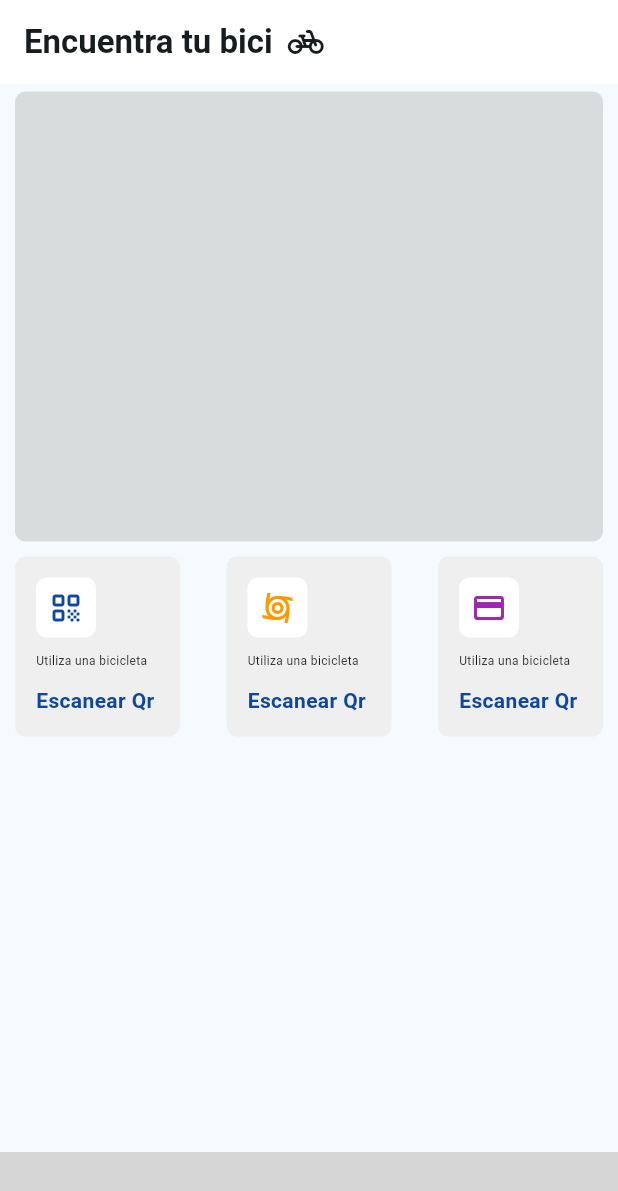
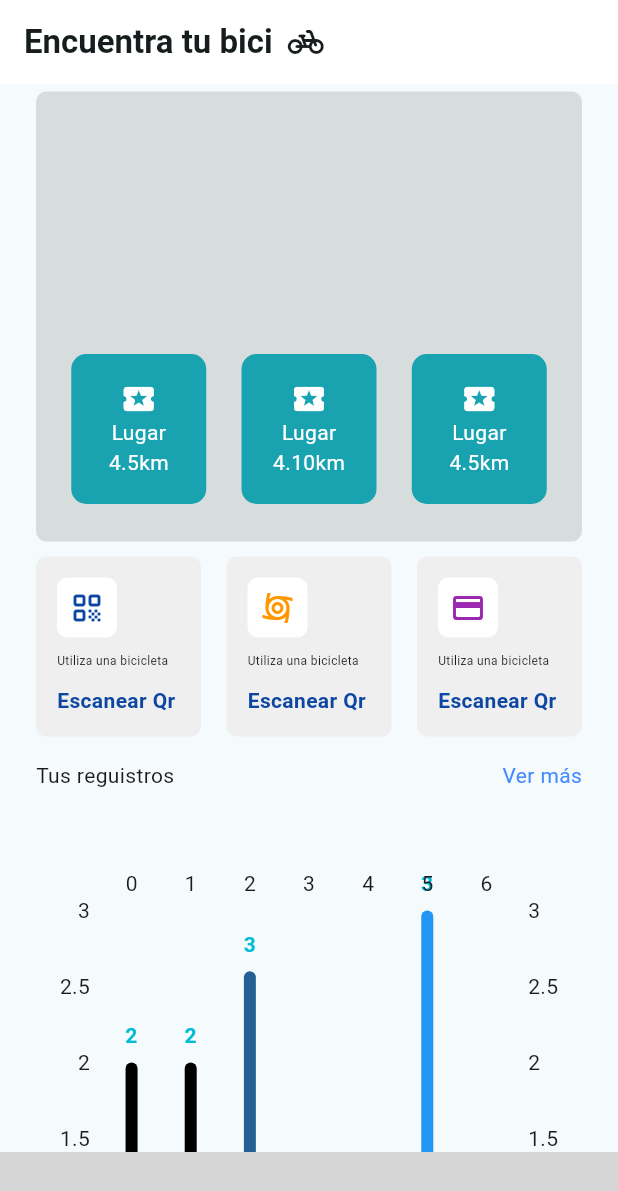
Before and after one commit to DenisCuenca/PedalPal, a Flutter app: the screen it shows once a user with an empty profile is signed in, on a phone screen of 412 x 824 dp. Shown: the top 1191 px of the screen. Run offline on Flutter 3.47's test engine with Material 3 defaults, Android fonts, the phone set to English and light mode, and no system bars; drawn by our look-alikes of fl_chart; our stand-ins replace firebase_auth, firebase_core, google_fonts; missing offline and left inert: mapbox_gl, molten_navigationbar_flutter; accounts and stored records are empty; Roboto replaces fonts that are missing (Mohave); grey boxes are pictures that could not be loaded.

Commit message:
dashboard.dart: chart added

```diff
--- a/lib/pages/dashboard.dart
+++ b/lib/pages/dashboard.dart
@@ -1,6 +1,7 @@
-import 'dart:async';
-
 import 'package:flutter/material.dart';
+import 'package:mapbox_gl/mapbox_gl.dart';
+import 'package:fl_chart/fl_chart.dart';
+import 'package:pedalpal/pages/dashboard/components/barChart.dart';
 
 class Dashboard extends StatefulWidget {
   const Dashboard({super.key});
@@ -10,16 +11,102 @@ class Dashboard extends StatefulWidget {
 }
 
 class _DashboardState extends State<Dashboard> {
+  static final LatLng _pGooglePlex = const LatLng(-3.9996913, -79.2095082);
+  static final LatLng _pdestination = const LatLng(-3.997467, -79.2065033);
   @override
   Widget build(BuildContext context) {
-    return Container(
-      padding: const EdgeInsets.symmetric(horizontal: 10, vertical: 5),
+    return SingleChildScrollView(
+      child: Container(
+        padding: const EdgeInsets.symmetric(horizontal: 24, vertical: 5),
         child: Column(children: [
           Container(
             height: 300,
             decoration: BoxDecoration(
               borderRadius: BorderRadius.circular(7),
               color: Colors.black12,
+            ),
+            // child: MapboxMap(
+            //   initialCameraPosition:
+            //       CameraPosition(target: _pGooglePlex, zoom: 15),
+
+            // ),
+
+            child: Padding(
+              padding: const EdgeInsets.only(bottom: 25),
+              child: Row(
+                  mainAxisAlignment: MainAxisAlignment.spaceEvenly,
+                  crossAxisAlignment: CrossAxisAlignment.end,
+                  children: [
+                    Container(
+                      height: 100,
+                      width: 90,
+                      decoration: BoxDecoration(
+                          color: const Color.fromARGB(255, 25, 163, 176),
+                          borderRadius: BorderRadius.circular(10)),
+                      child: const Column(
+                          mainAxisAlignment: MainAxisAlignment.center,
+                          children: [
+                            Icon(
+                              Icons.local_activity,
+                              color: Colors.white,
+                            ),
+                            Text(
+                              "Lugar",
+                              style: TextStyle(color: Colors.white),
+                            ),
+                            Text(
+                              "4.5km",
+                              style: TextStyle(color: Colors.white),
+                            ),
+                          ]),
+                    ),
+                    Container(
+                      height: 100,
+                      width: 90,
+                      decoration: BoxDecoration(
+                          color: const Color.fromARGB(255, 25, 163, 176),
+                          borderRadius: BorderRadius.circular(10)),
+                      child: const Column(
+                          mainAxisAlignment: MainAxisAlignment.center,
+                          children: [
+                            Icon(
+                              Icons.local_activity,
+                              color: Colors.white,
+                            ),
+                            Text(
+                              "Lugar",
+                              style: TextStyle(color: Colors.white),
+                            ),
+                            Text(
+                              "4.10km",
+                              style: TextStyle(color: Colors.white),
+                            ),
+                          ]),
+                    ),
+                    Container(
+                      height: 100,
+                      width: 90,
+                      decoration: BoxDecoration(
+                          color: const Color.fromARGB(255, 25, 163, 176),
+                          borderRadius: BorderRadius.circular(10)),
+                      child: const Column(
+                          mainAxisAlignment: MainAxisAlignment.center,
+                          children: [
+                            Icon(
+                              Icons.local_activity,
+                              color: Colors.white,
+                            ),
+                            Text(
+                              "Lugar",
+                              style: TextStyle(color: Colors.white),
+                            ),
+                            Text(
+                              "4.5km",
+                              style: TextStyle(color: Colors.white),
+                            ),
+                          ]),
+                    ),
+                  ]),
             ),
           ),
           const SizedBox(
@@ -41,8 +128,8 @@ class _DashboardState extends State<Dashboard> {
                     mainAxisAlignment: MainAxisAlignment.spaceBetween,
                     children: [
                       Container(
-                      child:
-                          Icon(Icons.qr_code_rounded, color: Colors.blue[900]),
+                        child: Icon(Icons.qr_code_rounded,
+                            color: Colors.blue[900]),
                         height: 40,
                         width: 40,
                         decoration: BoxDecoration(
@@ -51,13 +138,14 @@ class _DashboardState extends State<Dashboard> {
                       ),
                       const Text(
                         "Utiliza una bicicleta",
-                      style:
-                          TextStyle(fontSize: 8, fontWeight: FontWeight.normal),
+                        style: TextStyle(
+                            fontSize: 8, fontWeight: FontWeight.normal),
                       ),
                       Text(
                         "Escanear Qr",
                         style: TextStyle(
-                          fontWeight: FontWeight.bold, color: Colors.blue[900]),
+                            fontWeight: FontWeight.bold,
+                            color: Colors.blue[900]),
                       ),
                     ],
                   ),
@@ -67,7 +155,7 @@ class _DashboardState extends State<Dashboard> {
                 height: 120,
                 width: 110,
                 decoration: BoxDecoration(
-                  color: Color.fromARGB(255, 239, 239, 239),
+                    color: const Color.fromARGB(255, 239, 239, 239),
                     borderRadius: BorderRadius.circular(7)),
                 child: Padding(
                   padding: const EdgeInsets.all(14),
@@ -76,7 +164,8 @@ class _DashboardState extends State<Dashboard> {
                     mainAxisAlignment: MainAxisAlignment.spaceBetween,
                     children: [
                       Container(
-                      child: Icon(Icons.cyclone_outlined, color: Colors.orange),
+                        child: const Icon(Icons.cyclone_outlined,
+                            color: Colors.orange),
                         height: 40,
                         width: 40,
                         decoration: BoxDecoration(
@@ -85,13 +174,14 @@ class _DashboardState extends State<Dashboard> {
                       ),
                       const Text(
                         "Utiliza una bicicleta",
-                      style:
-                          TextStyle(fontSize: 8, fontWeight: FontWeight.normal),
+                        style: TextStyle(
+                            fontSize: 8, fontWeight: FontWeight.normal),
                       ),
                       Text(
                         "Escanear Qr",
                         style: TextStyle(
-                          fontWeight: FontWeight.bold, color: Colors.blue[900]),
+                            fontWeight: FontWeight.bold,
+                            color: Colors.blue[900]),
                       ),
                     ],
                   ),
@@ -101,7 +191,7 @@ class _DashboardState extends State<Dashboard> {
                 height: 120,
                 width: 110,
                 decoration: BoxDecoration(
-                  color: Color.fromARGB(255, 239, 239, 239),
+                    color: const Color.fromARGB(255, 239, 239, 239),
                     borderRadius: BorderRadius.circular(7)),
                 child: Padding(
                   padding: const EdgeInsets.all(14),
@@ -110,8 +200,8 @@ class _DashboardState extends State<Dashboard> {
                     mainAxisAlignment: MainAxisAlignment.spaceBetween,
                     children: [
                       Container(
-                      child:
-                          Icon(Icons.credit_card_rounded, color: Colors.purple),
+                        child: const Icon(Icons.credit_card_rounded,
+                            color: Colors.purple),
                         height: 40,
                         width: 40,
                         decoration: BoxDecoration(
@@ -120,21 +210,27 @@ class _DashboardState extends State<Dashboard> {
                       ),
                       const Text(
                         "Utiliza una bicicleta",
-                      style:
-                          TextStyle(fontSize: 8, fontWeight: FontWeight.normal),
+                        style: TextStyle(
+                            fontSize: 8, fontWeight: FontWeight.normal),
                       ),
                       Text(
                         "Escanear Qr",
                         style: TextStyle(
-                          fontWeight: FontWeight.bold, color: Colors.blue[900]),
+                            fontWeight: FontWeight.bold,
+                            color: Colors.blue[900]),
                       ),
                     ],
                   ),
                 ),
               ),
             ],
-        )
+          ),
+          const SizedBox(
+            height: 16,
+          ),
+          MyBarChart()
         ]),
+      ),
     );
   }
 }
--- /dev/null
+++ b/lib/pages/dashboard/components/barChart.dart
@@ -0,0 +1,200 @@
+import 'package:fl_chart/fl_chart.dart';
+import 'package:flutter/material.dart';
+
+class MyBarChart extends StatelessWidget {
+  const MyBarChart({super.key});
+
+  @override
+  Widget build(BuildContext context) {
+    // return BarChart(BarChartData(
+    //   barTouchData: batTouchData,
+    //   titlesData: titlesDAta,
+    //   borderData: borderData,
+    //   barGroups: barGroups,
+    //   gridData: const FlGridData(show: true),
+    //   alignment: BarChartAlignment.spaceAround,
+    //   maxY: 20,
+    // ));
+    return Container(
+      child: Column(
+        children: [
+          Row(
+            mainAxisAlignment: MainAxisAlignment.spaceBetween,
+            children: [
+              Text("Tus reguistros"),
+              Text(
+                "Ver más",
+                style: TextStyle(color: Colors.blueAccent),
+              ),
+            ],
+          ),
+          SizedBox(
+            height: 50,
+          ),
+          AspectRatio(
+            aspectRatio: 1,
+            child: BarChart(BarChartData(
+              barTouchData: batTouchData,
+              // borderData: FlBorderData(
+              //   border: const Border(
+              //     top: BorderSide.none,
+              //     right: BorderSide.none,
+              //     left: BorderSide(width: 1),
+              //     bottom: BorderSide(width: 1),
+              //   ),
+              // ),
+              borderData: borderData,
+              groupsSpace: 10,
+              barGroups: barGroups,
+              alignment: BarChartAlignment.spaceAround,
+              gridData: const FlGridData(
+                show: false,
+              ),
+
+              // maxY: 2,
+            )),
+          )
+        ],
+      ),
+    );
+  }
+}
+
+BarTouchData get batTouchData => BarTouchData(
+    enabled: true,
+    touchTooltipData: BarTouchTooltipData(
+        tooltipBgColor: Colors.transparent,
+        tooltipPadding: EdgeInsets.zero,
+        tooltipMargin: 8,
+        getTooltipItem: (
+          BarChartGroupData group,
+          int groupIndex,
+          BarChartRodData rod,
+          int rodIndex,
+        ) {
+          return BarTooltipItem(rod.toY.round().toString(),
+              const TextStyle(color: Colors.cyan, fontWeight: FontWeight.bold));
+        }));
+
+Widget getTitles(double value, TitleMeta meta) {
+  final style = const TextStyle(
+    color: Colors.blueAccent,
+    fontWeight: FontWeight.bold,
+    fontSize: 14,
+  );
+  String text;
+  switch (value.toInt()) {
+    case 0:
+      text = "Ln";
+      break;
+    case 1:
+      text = "Mr";
+      break;
+    case 2:
+      text = "Mc";
+      break;
+    case 3:
+      text = "Jv";
+      break;
+    case 4:
+      text = "Vr";
+      break;
+    case 5:
+      text = "Sb";
+      break;
+    case 6:
+      text = "Dm";
+      break;
+
+    default:
+      text = "";
+      break;
+  }
+
+  return SideTitleWidget(
+    child: Text(text, style: style),
+    axisSide: meta.axisSide,
+    space: 2,
+  );
+}
+
+FlTitlesData get titlesDAta => const FlTitlesData(
+      show: true,
+      bottomTitles: AxisTitles(
+          sideTitles: SideTitles(
+        showTitles: true,
+        // reservedSize: 30,
+        getTitlesWidget: getTitles,
+      )),
+      leftTitles: AxisTitles(
+        sideTitles: SideTitles(showTitles: false),
+      ),
+      topTitles: AxisTitles(
+        sideTitles: SideTitles(showTitles: false),
+      ),
+      rightTitles: AxisTitles(
+        sideTitles: SideTitles(showTitles: false),
+      ),
+    );
+
+FlBorderData get borderData => FlBorderData(show: false);
+
+LinearGradient get _barGradient => const LinearGradient(
+      colors: [
+        Colors.blueAccent,
+        Colors.redAccent,
+      ],
+      begin: Alignment.bottomCenter,
+      end: Alignment.topCenter,
+    );
+
+List<BarChartGroupData> get barGroups => [
+      BarChartGroupData(
+          x: 0,
+          barRods: [BarChartRodData(toY: 2, color: Colors.black)],
+          showingTooltipIndicators: [0]),
+      BarChartGroupData(
+          x: 1,
+          barRods: [BarChartRodData(toY: 2, color: Colors.black)],
+          showingTooltipIndicators: [0]),
+      BarChartGroupData(x: 2, barRods: [
+        BarChartRodData(toY: 2.6, color: Color.fromARGB(255, 36, 96, 149))
+      ], showingTooltipIndicators: [
+        0
+      ]),
+      BarChartGroupData(
+          x: 3,
+          barRods: [BarChartRodData(toY: 1, color: Colors.grey)],
+          showingTooltipIndicators: [0]),
+      BarChartGroupData(x: 4, barRods: [
+        BarChartRodData(toY: 1, color: Color.fromARGB(255, 36, 96, 149))
+      ], showingTooltipIndicators: [
+        0
+      ]),
+      BarChartGroupData(
+          x: 5,
+          barRods: [BarChartRodData(toY: 3, color: Colors.blue)],
+          showingTooltipIndicators: [0]),
+      BarChartGroupData(x: 6, barRods: [
+        BarChartRodData(toY: 1, color: Color.fromARGB(255, 255, 94, 0))
+      ], showingTooltipIndicators: [
+        0
+      ]),
+    ];
+
+class BarChartSample extends StatefulWidget {
+  const BarChartSample({super.key});
+
+  @override
+  State<BarChartSample> createState() => _BarChartSampleState();
+}
+
+class _BarChartSampleState extends State<BarChartSample> {
+  @override
+  Widget build(BuildContext context) {
+    return const AspectRatio(
+      aspectRatio: 1.6,
+      child: MyBarChart(),
+    );
+  }
+}
--- a/pubspec.yaml
+++ b/pubspec.yaml
@@ -40,6 +40,9 @@ dependencies:
   firebase_auth: ^4.13.0
   molten_navigationbar_flutter: ^1.0.0
   flutter_polyline_points: ^2.0.0
+  location: ^5.0.3
+  mapbox_gl: ^0.16.0
+  fl_chart: ^0.65.0
   # google_maps_flutter: ^2.5.0
   # location: ^5.0.3
   # flutter_svg: ^2.0.9
```
Also changed, not shown: pubspec.lock, 3 other files. Lines whose indentation alone changed are shown as unchanged.
